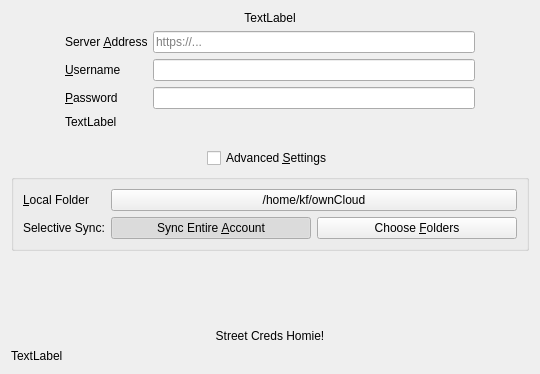
Before: the Qt Designer form src/mirall/owncloudsetuppage_ng.ui in GrossLukas/client, drawn with Qt 5.
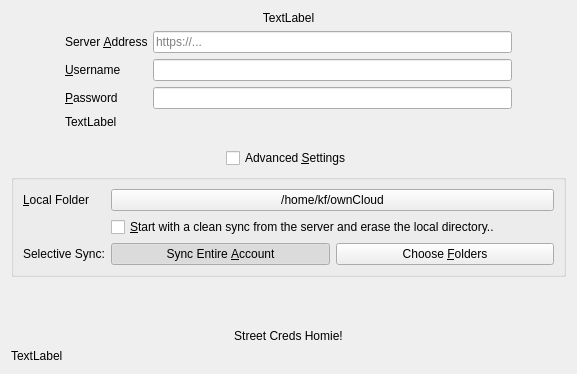
After: the same form once the commit is applied. Custom widgets are drawn as their Qt base class.

Commit message: Added a checkbox "start sync from scratch".

What changed in the file:
```diff
--- a/src/mirall/owncloudsetuppage_ng.ui
+++ b/src/mirall/owncloudsetuppage_ng.ui
@@ -6,7 +6,7 @@
    <rect>
     <x>0</x>
     <y>0</y>
-    <width>540</width>
+    <width>577</width>
     <height>374</height>
    </rect>
   </property>
@@ -255,7 +255,7 @@
           </property>
          </widget>
         </item>
-        <item row="1" column="0">
+        <item row="2" column="0">
          <widget class="QLabel" name="selectiveSyncLabel">
           <property name="sizePolicy">
            <sizepolicy hsizetype="Maximum" vsizetype="Preferred">
@@ -268,7 +268,7 @@
           </property>
          </widget>
         </item>
-        <item row="1" column="1">
+        <item row="2" column="1">
          <layout class="QHBoxLayout" name="selectiveSyncLayout">
           <item>
            <widget class="QPushButton" name="pbBoxMode">
@@ -310,6 +310,19 @@
           </item>
          </layout>
         </item>
+        <item row="1" column="1">
+         <widget class="QCheckBox" name="cbSyncFromScratch">
+          <property name="toolTip">
+           <string>&lt;html&gt;&lt;head/&gt;&lt;body&gt;&lt;p&gt;If this box is checked, existing content in the local directory will be erased to start a clean sync from the server.&lt;/p&gt;&lt;p&gt;Do not check this if the local content should be uploaded to the servers directory.&lt;/p&gt;&lt;/body&gt;&lt;/html&gt;</string>
+          </property>
+          <property name="text">
+           <string>&amp;Start with a clean sync from the server and erase the local directory..</string>
+          </property>
+          <property name="checkable">
+           <bool>true</bool>
+          </property>
+         </widget>
+        </item>
        </layout>
       </item>
      </layout>
```
